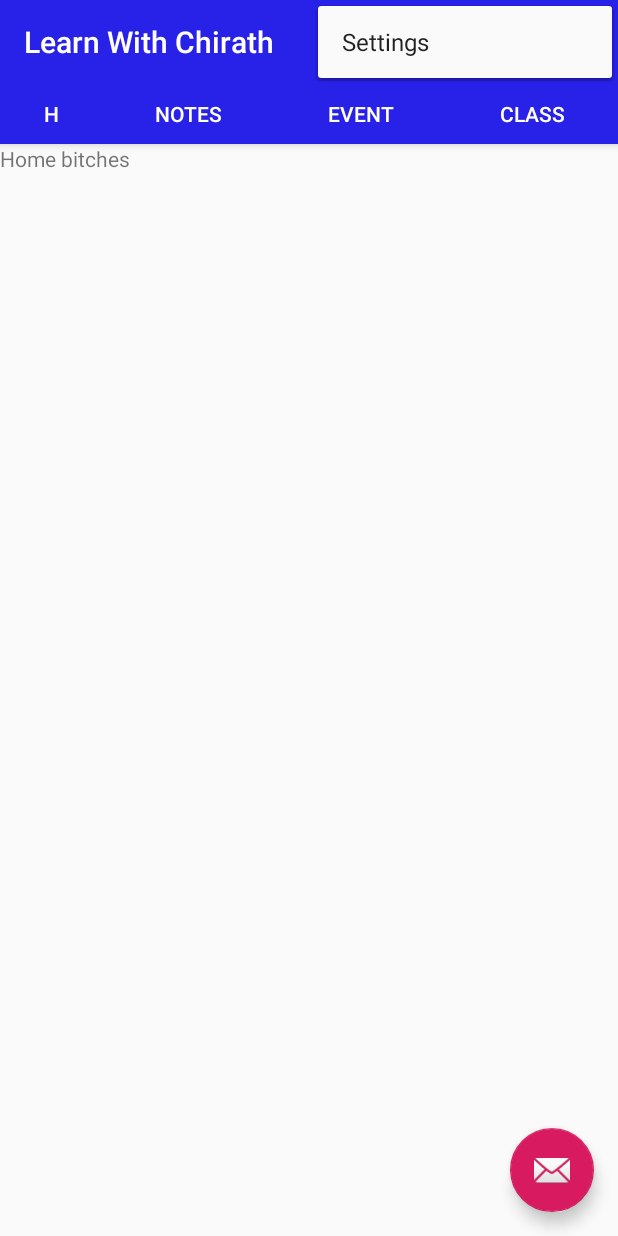
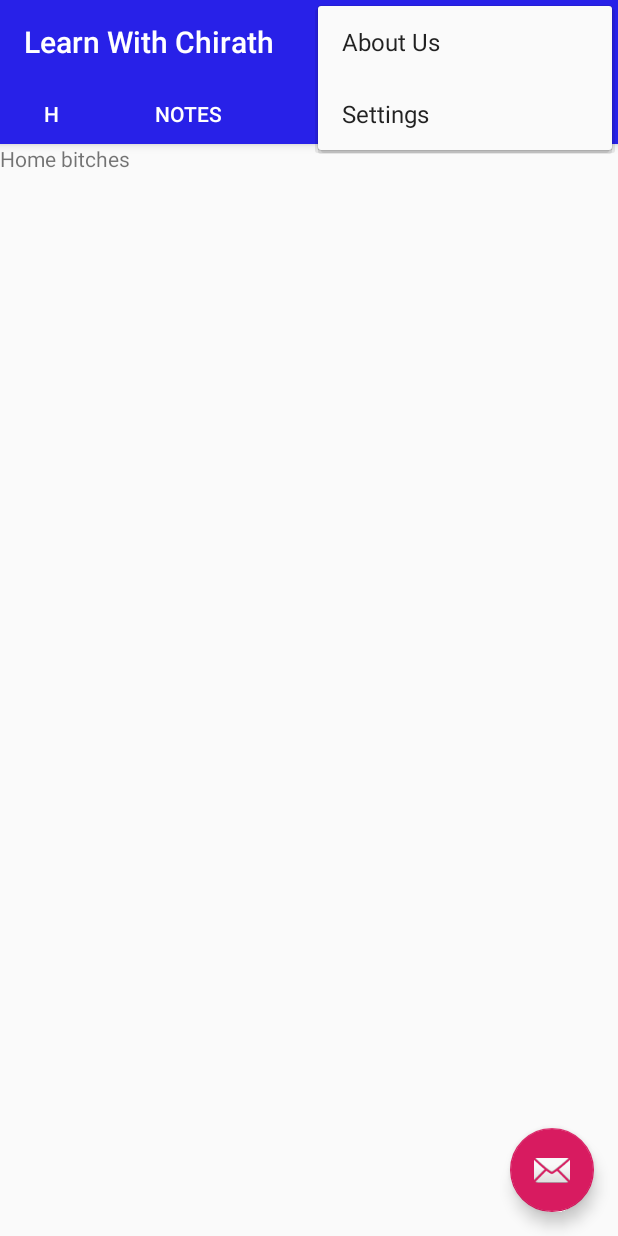
Before and after one commit to YasiruPriyadarshana/EClassKIT, an Android app: the MainActivity screen opened directly, with no data from a screen before it, with the options menu open, on a phone screen of 412 x 824 dp. Run offline under Robolectric (Android 15) with nearby library versions, the phone set to English and light mode, and no system bars.

Commit message:
about us

```diff
--- a/app/src/main/AndroidManifest.xml
+++ b/app/src/main/AndroidManifest.xml
@@ -9,7 +9,8 @@
         android:roundIcon="@mipmap/ic_launcher_round"
         android:supportsRtl="true"
         android:theme="@style/AppTheme">
-        <activity android:name=".GetInfo"></activity>
+        <activity android:name=".AboutUs"></activity>
+        <activity android:name=".GetInfo" />
         <activity android:name=".Starting">
             <intent-filter>
                 <action android:name="android.intent.action.MAIN" />
@@ -20,7 +21,7 @@
         <activity
             android:name=".MainActivity"
             android:label="@string/app_name"
-            android:theme="@style/AppTheme.NoActionBar"></activity>
+            android:theme="@style/AppTheme.NoActionBar" />
     </application>
 
 </manifest>
--- a/app/src/main/java/com/wonder/learnwithchirath/MainActivity.java
+++ b/app/src/main/java/com/wonder/learnwithchirath/MainActivity.java
@@ -77,6 +77,10 @@ public class MainActivity extends AppCompatActivity {
         //noinspection SimplifiableIfStatement
         if (id == R.id.action_settings) {
             return true;
+        }if (id == R.id.action_aboutUs) {
+            Intent intent=new Intent(this,AboutUs.class);
+            startActivity(intent);
+            return true;
         }
 
         return super.onOptionsItemSelected(item);
--- a/app/src/main/res/menu/menu_main.xml
+++ b/app/src/main/res/menu/menu_main.xml
@@ -2,6 +2,11 @@
     xmlns:app="http://schemas.android.com/apk/res-auto"
     xmlns:tools="http://schemas.android.com/tools"
     tools:context="com.wonder.learnwithchirath.MainActivity">
+    <item
+        android:id="@+id/action_aboutUs"
+        android:orderInCategory="100"
+        android:title="About Us"
+        app:showAsAction="never" />
     <item
         android:id="@+id/action_settings"
         android:orderInCategory="100"
```
Also changed, not shown: app/src/main/java/com/wonder/learnwithchirath/AboutUs.java (added, +14 -0 lines), app/src/main/res/layout/activity_about_us.xml (added, +15 -0 lines).
